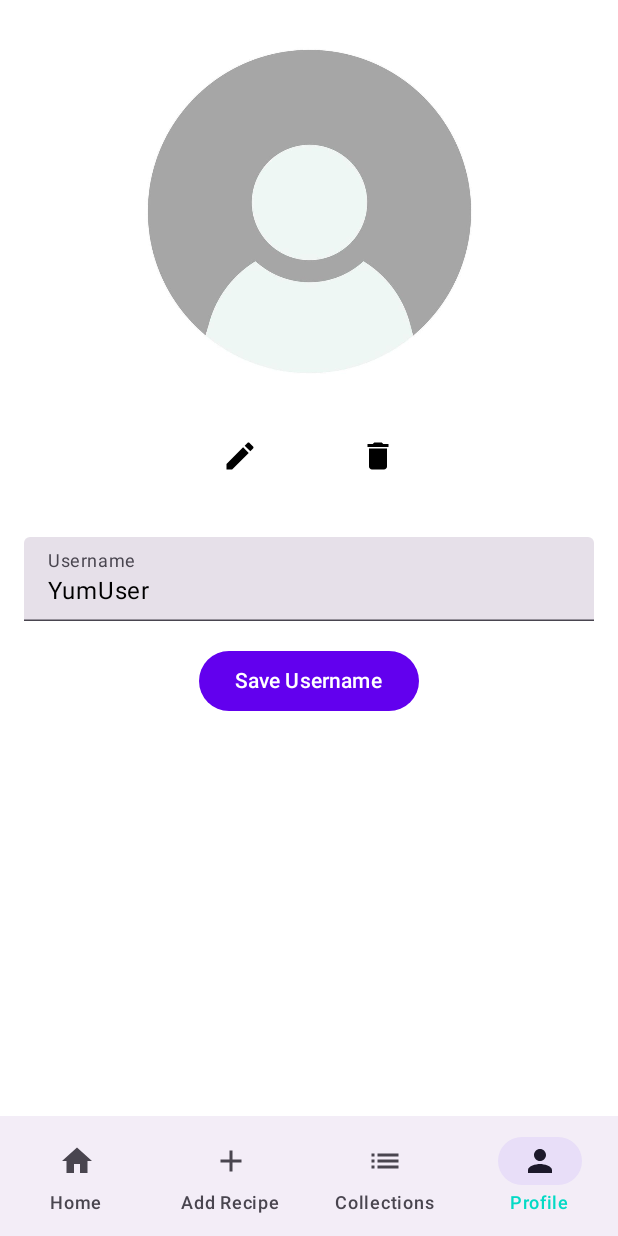
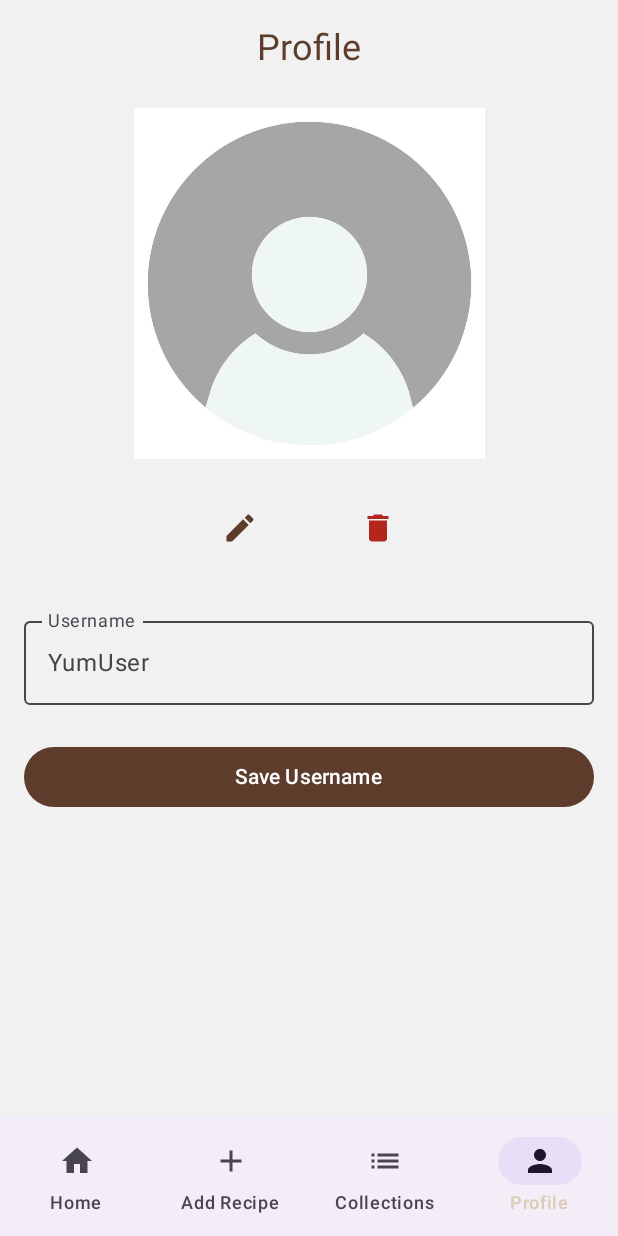
Before and after one commit to Alyra07/YumNotes, an Android app built with Jetpack Compose: the screen it shows after launch (MainActivity), item 4 of the bottom bar chosen, on a phone screen of 412 x 824 dp. Run offline under Robolectric (Android 15) with nearby library versions, the light colour scheme and no system bars; our stand-ins replace Room's generated code.

Commit message:
Color.kt included (Light / Dark)

```diff
--- a/app/src/main/java/at/mirjam/yumnotes/content/CategoryScreen.kt
+++ b/app/src/main/java/at/mirjam/yumnotes/content/CategoryScreen.kt
@@ -11,6 +11,7 @@ import androidx.compose.runtime.getValue
 import androidx.compose.ui.Modifier
 import androidx.compose.ui.unit.dp
 import at.mirjam.yumnotes.data.Recipe
+import at.mirjam.yumnotes.util.RecipeListItem
 import at.mirjam.yumnotes.viewmodel.RecipeViewModel
 
 @Composable
--- a/app/src/main/java/at/mirjam/yumnotes/content/CollectionsScreen.kt
+++ b/app/src/main/java/at/mirjam/yumnotes/content/CollectionsScreen.kt
@@ -14,6 +14,7 @@ import androidx.compose.ui.unit.dp
 import androidx.navigation.NavController
 import at.mirjam.yumnotes.data.Recipe
 import at.mirjam.yumnotes.util.CategoryIconRow
+import at.mirjam.yumnotes.util.RecipeListItem
 import at.mirjam.yumnotes.util.SearchBar
 import at.mirjam.yumnotes.viewmodel.RecipeViewModel
 
--- a/app/src/main/java/at/mirjam/yumnotes/content/HomeScreen.kt
+++ b/app/src/main/java/at/mirjam/yumnotes/content/HomeScreen.kt
@@ -15,9 +15,11 @@ import androidx.compose.ui.unit.dp
 import androidx.navigation.NavController
 import at.mirjam.yumnotes.data.Recipe
 import at.mirjam.yumnotes.util.CategoryIconRow
+import at.mirjam.yumnotes.util.RecipeListItem
 import at.mirjam.yumnotes.util.SearchBar
 import at.mirjam.yumnotes.viewmodel.RecipeViewModel
 
+// Adjusted HomeScreen
 @Composable
 fun HomeScreen(
     recipeViewModel: RecipeViewModel,
@@ -26,14 +28,12 @@ fun HomeScreen(
 ) {
     val recipes by recipeViewModel.recipes.collectAsState(initial = emptyList())
 
-    // SearchBar search query state
     val searchQuery = remember { mutableStateOf("") }
 
-    // Filtered recipes based on search query
     val filteredRecipes = if (searchQuery.value.isNotEmpty()) {
         recipes.filter { it.name.contains(searchQuery.value, ignoreCase = true) }
     } else {
-        emptyList() // Empty list when nothing is typed
+        recipes
     }
 
     LazyColumn(
@@ -42,72 +42,56 @@ fun HomeScreen(
             .padding(16.dp),
         verticalArrangement = Arrangement.spacedBy(16.dp)
     ) {
-        // HEADING HOME SCREEN
-        item {
+        item { // HEADING
             Text(
                 text = "YumNotes - Recipes",
                 style = MaterialTheme.typography.headlineSmall
             )
         }
-        // SEARCH BAR
-        item {
+
+        item { // SEARCH BAR
             SearchBar(
                 searchQuery = searchQuery,
-                onSearchQueryChanged = { query ->
-                    searchQuery.value = query // Update search query
-                }
+                onSearchQueryChanged = { query -> searchQuery.value = query }
             )
         }
+        // CATEGORY ICON ROW
+        item { CategoryIconRow(navController = navController) }
 
-        // If there's no search query, display the default content
-        if (searchQuery.value.isEmpty()) {
-
-            // PREDEFINED TAGS (CATEGORIES)
+        if (filteredRecipes.isEmpty()) { // No recipes found
             item {
-                // Category Icons
-                CategoryIconRow(navController = navController)
+                Text(
+                    text = "No recipes found.",
+                    style = MaterialTheme.typography.bodyMedium,
+                    color = MaterialTheme.colorScheme.error,
+                    modifier = Modifier.padding(16.dp)
+                )
             }
-
-            // RANDOM RECIPE
-            recipes.randomOrNull()?.let { randomRecipe ->
+        } else {
+            // FEATURED RECIPE SECTION
+            val featuredRecipe = recipes.firstOrNull()
+            featuredRecipe?.let {
                 item {
                     Text(
                         text = "Featured Recipe",
-                        style = MaterialTheme.typography.headlineSmall,
-                        modifier = Modifier.padding(vertical = 8.dp)
+                        style = MaterialTheme.typography.headlineSmall
                     )
-                    RecipeListItem(recipe = randomRecipe, onClick = onRecipeClick)
                 }
+                // Display featured RecipeListItem
+                item { RecipeListItem(recipe = it, onClick = onRecipeClick) }
             }
 
-            // DISPLAY ALL RECIPES
-            item {
+            item { // ALL RECIPES SECTION
                 Text(
                     text = "All Recipes",
-                    style = MaterialTheme.typography.headlineMedium,
+                    style = MaterialTheme.typography.headlineSmall
                 )
             }
-
-            // List of all recipes
-            items(recipes) { recipe ->
+            // Display filtered recipes (based on search query)
+            items(filteredRecipes) { recipe ->
                 RecipeListItem(recipe = recipe, onClick = onRecipeClick)
             }
-        } else {
-            // If there is a search query, only show matching recipes
-            if (filteredRecipes.isEmpty()) {
-                item {
-                    Text(
-                        text = "No results found.",
-                        style = MaterialTheme.typography.bodyMedium,
-                        modifier = Modifier.padding(16.dp)
-                    )
-                }
-            } else {
-                // List of filtered recipes
-                items(filteredRecipes) { recipe ->
-                    RecipeListItem(recipe = recipe, onClick = onRecipeClick)
-                }
-            }
         }
+
     }
 }
--- a/app/src/main/java/at/mirjam/yumnotes/content/ProfileScreen.kt
+++ b/app/src/main/java/at/mirjam/yumnotes/content/ProfileScreen.kt
@@ -30,16 +30,16 @@ fun ProfileScreen(profileViewModel: ProfileViewModel) {
     var username by remember { mutableStateOf(profile?.username ?: "YumUser") }
     var profileImageUri by remember { mutableStateOf(profile?.profileImageUri) }
 
+    LaunchedEffect(profile?.username, profile?.profileImageUri) {
+        username = profile?.username ?: "YumUser"
+        profileImageUri = profile?.profileImageUri
+    }
+
     val imagePickerLauncher = rememberLauncherForActivityResult(ActivityResultContracts.GetContent()) { uri ->
         uri?.let {
             profileViewModel.saveProfileImage(context, uri)
             profileImageUri = uri.toString()  // Save the URI for future use
         }
-    }
-
-    LaunchedEffect(profile?.username, profile?.profileImageUri) {
-        username = profile?.username ?: "YumUser"
-        profileImageUri = profile?.profileImageUri
     }
 
     LazyColumn(
@@ -49,7 +49,15 @@ fun ProfileScreen(profileViewModel: ProfileViewModel) {
         verticalArrangement = Arrangement.spacedBy(16.dp),
         horizontalAlignment = Alignment.CenterHorizontally
     ) {
-        item { // Profile Image
+        item {
+            Text(
+                text = "Profile",
+                style = MaterialTheme.typography.headlineSmall,
+                color = MaterialTheme.colorScheme.primary
+            )
+        }
+
+        item { // PROFILE IMAGE
             Box(
                 modifier = Modifier
                     .size(250.dp)
@@ -86,6 +94,7 @@ fun ProfileScreen(profileViewModel: ProfileViewModel) {
                     Icon(
                         imageVector = Icons.Default.Edit,
                         contentDescription = "Edit Profile Picture",
+                        tint = MaterialTheme.colorScheme.primary
                     )
                 }
                 Spacer(modifier = Modifier.height(8.dp))
@@ -99,32 +108,47 @@ fun ProfileScreen(profileViewModel: ProfileViewModel) {
                     Icon(
                         imageVector = Icons.Default.Delete,
                         contentDescription = "Delete Profile Picture",
+                        tint = MaterialTheme.colorScheme.error
                     )
                 }
             }
         }
-        item { // Username field
-            TextField(
+
+        item { // Username field (can edit)
+            OutlinedTextField(
                 value = username,
                 onValueChange = { newText ->
-                    if (newText.length in 1..30) { // Username length
+                    if (newText.length in 1..30) {
                         username = newText
                     } else if (newText.length > 30) {
-                        // show an error message or truncate the text to 30 characters
                         username = newText.take(30)
                     }
                 },
                 label = { Text("Username") },
                 modifier = Modifier.fillMaxWidth(),
-                singleLine = true
+                singleLine = true,
+                colors = OutlinedTextFieldDefaults.colors(
+                    focusedBorderColor = MaterialTheme.colorScheme.onSecondary,
+                    focusedLabelColor = MaterialTheme.colorScheme.onSecondary,
+                    cursorColor = MaterialTheme.colorScheme.onSurface,
+                    unfocusedBorderColor = MaterialTheme.colorScheme.onSurfaceVariant,
+                    unfocusedLabelColor = MaterialTheme.colorScheme.onSurfaceVariant,
+                )
             )
+            Spacer(modifier = Modifier.height(8.dp))
         }
-        item { // Save button
+
+        item { // Save Username button
             Button(
                 onClick = {
                     profileViewModel.updateProfile(profile?.copy(username = username) ?: return@Button)
                     Toast.makeText(context, "Username saved: $username", Toast.LENGTH_SHORT).show()
                 },
+                colors = ButtonDefaults.buttonColors(
+                    containerColor = MaterialTheme.colorScheme.primary,
+                    contentColor = MaterialTheme.colorScheme.onPrimary
+                ),
+                modifier = Modifier.fillMaxWidth()
             ) {
                 Text("Save Username")
             }
--- a/app/src/main/java/at/mirjam/yumnotes/ui/theme/Color.kt
+++ b/app/src/main/java/at/mirjam/yumnotes/ui/theme/Color.kt
@@ -2,10 +2,16 @@ package at.mirjam.yumnotes.ui.theme
 
 import androidx.compose.ui.graphics.Color
 
-val Purple80 = Color(0xFFD0BCFF)
-val PurpleGrey80 = Color(0xFFCCC2DC)
-val Pink80 = Color(0xFFEFB8C8)
+// Primary Palette
+val PrimaryBrown = Color(0xFF5E3C2C)
+val AccentBeige = Color(0xFFDBCDB5)
+val SecondaryGreen = Color(0xFF6C9E4F)
+val AccentRed = Color(0xFFA4330D)
+val AccentOrange = Color(0xFFED6E3A)
+val AccentPeach = Color(0xFFE9B08E)
 
-val Purple40 = Color(0xFF6650a4)
-val PurpleGrey40 = Color(0xFF625b71)
-val Pink40 = Color(0xFF7D5260)
+// Black & White Palette
+val Black = Color(0xFF000000)
+val DarkGray = Color(0xFF444444)
+val LightGray = Color(0xFFF1F1F1)
+val White = Color(0xFFFFFFFF)
--- a/app/src/main/java/at/mirjam/yumnotes/ui/theme/Theme.kt
+++ b/app/src/main/java/at/mirjam/yumnotes/ui/theme/Theme.kt
@@ -5,29 +5,34 @@ import androidx.compose.material3.MaterialTheme
 import androidx.compose.material3.darkColorScheme
 import androidx.compose.material3.lightColorScheme
 import androidx.compose.runtime.Composable
-import androidx.compose.ui.graphics.Color
 
 // Define custom color schemes
 private val DarkColorScheme = darkColorScheme(
-    primary = Color(0xFFBB86FC),
-    onPrimary = Color(0xFF000000),
-    secondary = Color(0xFF03DAC5),
-    onSecondary = Color(0xFF000000),
-    background = Color(0xFF121212),
-    onBackground = Color(0xFFFFFFFF),
-    surface = Color(0xFF121212),
-    onSurface = Color(0xFFFFFFFF),
+    primary = PrimaryBrown,
+    onPrimary = White,
+    secondary = AccentRed,
+    onSecondary = AccentPeach,
+    background = Black,
+    onBackground = LightGray,
+    surface = DarkGray,
+    onSurface = LightGray,
+    tertiary = SecondaryGreen,
+    onTertiary = LightGray,
+    onError = AccentOrange
 )
 
 private val LightColorScheme = lightColorScheme(
-    primary = Color(0xFF6200EE),
-    onPrimary = Color(0xFFFFFFFF),
-    secondary = Color(0xFF03DAC5),
-    onSecondary = Color(0xFF000000),
-    background = Color(0xFFFFFFFF),
-    onBackground = Color(0xFF000000),
-    surface = Color(0xFFFFFFFF),
-    onSurface = Color(0xFF000000),
+    primary = PrimaryBrown,
+    onPrimary = White,
+    secondary = AccentBeige,
+    onSecondary = Black,
+    background = LightGray,
+    onBackground = Black,
+    surface = White,
+    onSurface = DarkGray,
+    tertiary = AccentOrange,
+    onTertiary = AccentPeach,
+    onError = AccentRed
 )
 
 @Composable
--- a/app/src/main/java/at/mirjam/yumnotes/util/CategoryIconRow.kt
+++ b/app/src/main/java/at/mirjam/yumnotes/util/CategoryIconRow.kt
@@ -50,7 +50,7 @@ fun CategoryIconRow(navController: NavController) {
                         painter = painterResource(id = iconRes),
                         contentDescription = "$tag Icon",
                         modifier = Modifier.size(48.dp),
-                        colorFilter = ColorFilter.tint(MaterialTheme.colorScheme.primary)
+                        colorFilter = ColorFilter.tint(MaterialTheme.colorScheme.secondary)
                     )
                     Text(
                         text = tag,
--- a/app/src/main/java/at/mirjam/yumnotes/util/SearchBar.kt
+++ b/app/src/main/java/at/mirjam/yumnotes/util/SearchBar.kt
@@ -1,14 +1,15 @@
 package at.mirjam.yumnotes.util
 
 import androidx.compose.foundation.layout.fillMaxWidth
+import androidx.compose.foundation.layout.padding
 import androidx.compose.material.icons.Icons
 import androidx.compose.material.icons.filled.Search
 import androidx.compose.material3.*
 import androidx.compose.runtime.Composable
 import androidx.compose.runtime.MutableState
 import androidx.compose.ui.Modifier
-import androidx.compose.ui.graphics.Color
 import androidx.compose.material3.Text
+import androidx.compose.ui.unit.dp
 
 @Composable
 fun SearchBar(
@@ -26,21 +27,21 @@ fun SearchBar(
             Text(
                 text = placeholderText,
                 style = MaterialTheme.typography.bodyMedium,
-                color = Color.Gray
+                color = MaterialTheme.colorScheme.onSurfaceVariant
             )
         },
         leadingIcon = {
-            IconButton(onClick = { /* Add search icon behavior here */ }) {
-                Icon(imageVector = Icons.Default.Search, contentDescription = "Search Icon")
-            }
+            Icon(imageVector = Icons.Default.Search, contentDescription = "Search Icon")
         },
-        modifier = Modifier.fillMaxWidth(),
+        modifier = Modifier
+            .fillMaxWidth()
+            .padding(8.dp),
         colors = TextFieldDefaults.colors(
-            Color.Transparent, // No underline when focused
-            Color.Transparent, // No underline when unfocused
-            MaterialTheme.colorScheme.primaryContainer // background color
+            unfocusedContainerColor = MaterialTheme.colorScheme.surface,
+            focusedContainerColor = MaterialTheme.colorScheme.secondary,
+            cursorColor = MaterialTheme.colorScheme.onSecondary
         ),
-        textStyle = MaterialTheme.typography.bodyMedium.copy(color = Color.White), // input text white
+        textStyle = MaterialTheme.typography.bodyMedium.copy(color = MaterialTheme.colorScheme.onSurface),
         singleLine = true
     )
 }
```
Also changed, not shown: app/src/main/java/at/mirjam/yumnotes/MainActivity.kt (+9 -2 lines), app/src/main/java/at/mirjam/yumnotes/content/RecipeDetailsView.kt (+34 -26 lines), app/src/main/java/at/mirjam/yumnotes/content/RecipeListItem.kt (deleted, +0 -66 lines), app/src/main/java/at/mirjam/yumnotes/util/RecipeListItem.kt (added, +69 -0 lines).
